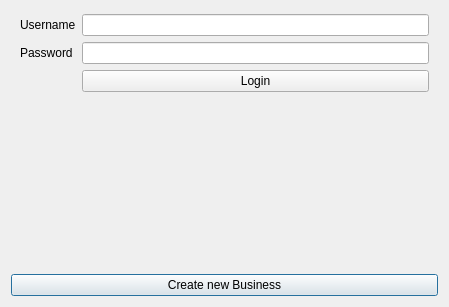
F1l14/Software-Engineering-2025, file ui/WelcomeScreen.ui: the form before one commit.
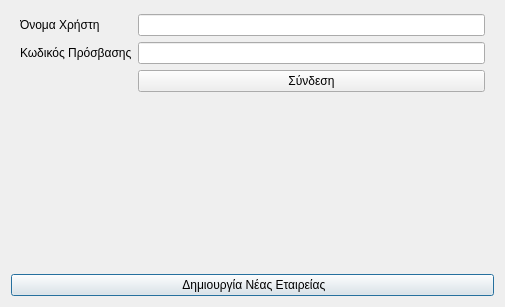
The form after the commit.

Diff of the .ui file:
```diff
--- a/ui/WelcomeScreen.ui
+++ b/ui/WelcomeScreen.ui
@@ -29,7 +29,7 @@
    <item row="2" column="0">
     <widget class="QPushButton" name="registerButton">
      <property name="text">
-      <string>Create new Business</string>
+      <string> Δημιουργία Νέας Εταιρείας</string>
      </property>
     </widget>
    </item>
@@ -51,7 +51,7 @@
       <item row="4" column="1">
        <widget class="QPushButton" name="loginButton">
         <property name="text">
-         <string>Login</string>
+         <string>Σύνδεση</string>
         </property>
        </widget>
       </item>
@@ -61,7 +61,7 @@
       <item row="1" column="0">
        <widget class="QLabel" name="passwordLabel">
         <property name="text">
-         <string>Password</string>
+         <string>Κωδικός Πρόσβασης</string>
         </property>
        </widget>
       </item>
@@ -78,7 +78,7 @@
       <item row="0" column="0">
        <widget class="QLabel" name="usernameLabel">
         <property name="text">
-         <string>Username</string>
+         <string>Όνομα Χρήστη</string>
         </property>
        </widget>
       </item>
```
